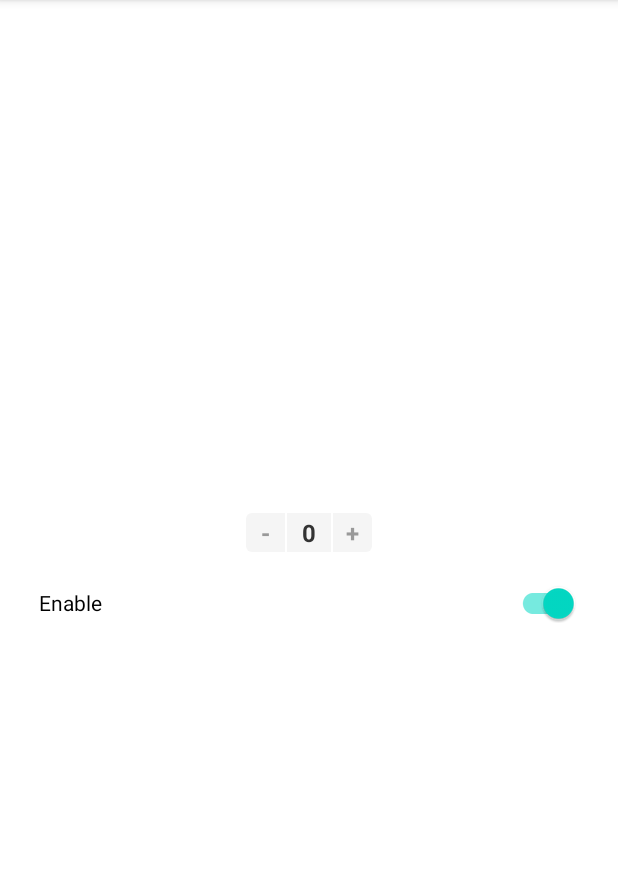
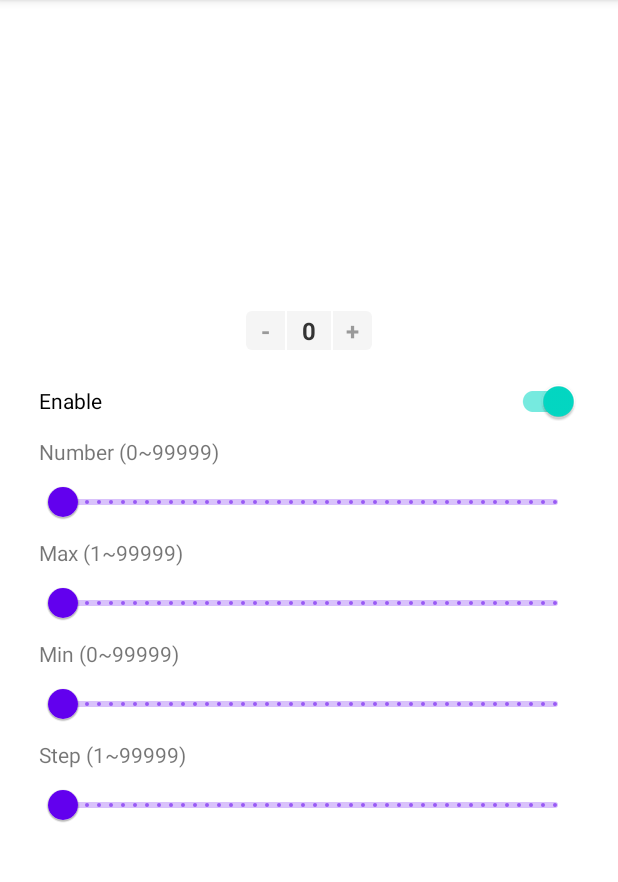
Before and after one commit to plain-dev/InputNumber, an Android app: the screen it shows after launch (MainActivity), on a phone screen of 412 x 824 dp, the part 84-966 px from its top. Run offline under Robolectric (Android 15) with nearby library versions, the phone set to English and light mode, and no system bars.

Commit message:
:hammer_and_wrench: In the example, add some sliders to set different values

```diff
--- a/app/src/main/java/com/android/inputnumber/MainActivity.kt
+++ b/app/src/main/java/com/android/inputnumber/MainActivity.kt
@@ -4,21 +4,46 @@ import androidx.appcompat.app.AppCompatActivity
 import android.os.Bundle
 import com.android.inputnumber.lib.InputNumberView
 import com.android.inputnumber.lib.callback.OnInputNumberCallback
+import com.google.android.material.slider.Slider
 import com.google.android.material.switchmaterial.SwitchMaterial
 
 class MainActivity : AppCompatActivity() {
 
     private lateinit var inputNumberView: InputNumberView
     private lateinit var switchEnable: SwitchMaterial
+    private lateinit var slideNumber: Slider
+    private lateinit var slideMax: Slider
+    private lateinit var slideMin: Slider
+    private lateinit var slideStep: Slider
 
     override fun onCreate(savedInstanceState: Bundle?) {
         super.onCreate(savedInstanceState)
         setContentView(R.layout.activity_main)
         inputNumberView = findViewById(R.id.inputNumberView)
         switchEnable = findViewById(R.id.switchEnable)
+        slideNumber = findViewById(R.id.slideNumber)
+        slideMax = findViewById(R.id.slideMax)
+        slideMin = findViewById(R.id.slideMin)
+        slideStep = findViewById(R.id.slideStep)
 
         switchEnable.setOnCheckedChangeListener { _, isChecked ->
             inputNumberView.isEnabledInput = isChecked
+        }
+
+        slideNumber.addOnChangeListener { slider, value, fromUser ->
+            inputNumberView.number = value.toInt()
+        }
+
+        slideMax.addOnChangeListener { slider, value, fromUser ->
+            inputNumberView.maximum = value.toInt()
+        }
+
+        slideMin.addOnChangeListener { slider, value, fromUser ->
+            inputNumberView.minimum = value.toInt()
+        }
+
+        slideStep.addOnChangeListener { slider, value, fromUser ->
+            inputNumberView.step = value.toInt()
         }
 
         initInputNumberView(inputNumberView)
--- a/app/src/main/res/layout/activity_main.xml
+++ b/app/src/main/res/layout/activity_main.xml
@@ -15,13 +15,83 @@
         android:layout_width="wrap_content"
         android:layout_height="wrap_content" />
 
-    <com.google.android.material.switchmaterial.SwitchMaterial
-        android:id="@+id/switchEnable"
-        android:checked="true"
+    <androidx.core.widget.NestedScrollView
         android:layout_width="match_parent"
-        android:layout_height="wrap_content"
-        android:layout_marginTop="@dimen/in_dp_10"
-        android:text="Enable"
-        tools:ignore="HardcodedText" />
+        android:layout_height="wrap_content">
+
+        <LinearLayout
+            android:layout_width="match_parent"
+            android:layout_height="wrap_content"
+            android:layout_marginTop="@dimen/in_dp_10"
+            android:orientation="vertical">
+
+            <com.google.android.material.switchmaterial.SwitchMaterial
+                android:id="@+id/switchEnable"
+                android:layout_width="match_parent"
+                android:layout_height="wrap_content"
+
+                android:checked="true"
+                android:text="Enable"
+                tools:ignore="HardcodedText" />
+
+            <TextView
+                android:layout_width="wrap_content"
+                android:layout_height="wrap_content"
+                android:text="Number (0~99999)" />
+
+            <com.google.android.material.slider.Slider
+                android:id="@+id/slideNumber"
+                android:layout_width="match_parent"
+                android:layout_height="wrap_content"
+                android:stepSize="1"
+                android:value="10"
+                android:valueFrom="0"
+                android:valueTo="99999" />
+
+            <TextView
+                android:layout_width="wrap_content"
+                android:layout_height="wrap_content"
+                android:text="Max (1~99999)" />
+
+            <com.google.android.material.slider.Slider
+                android:id="@+id/slideMax"
+                android:layout_width="match_parent"
+                android:layout_height="wrap_content"
+                android:stepSize="1"
+                android:value="10"
+                android:valueFrom="1"
+                android:valueTo="99999" />
+
+            <TextView
+                android:layout_width="wrap_content"
+                android:layout_height="wrap_content"
+                android:text="Min (0~99999)" />
+
+            <com.google.android.material.slider.Slider
+                android:id="@+id/slideMin"
+                android:layout_width="match_parent"
+                android:layout_height="wrap_content"
+                android:stepSize="1"
+                android:value="10"
+                android:valueFrom="0"
+                android:valueTo="99999" />
+
+            <TextView
+                android:layout_width="wrap_content"
+                android:layout_height="wrap_content"
+                android:text="Step (1~99999)" />
+
+            <com.google.android.material.slider.Slider
+                android:id="@+id/slideStep"
+                android:layout_width="match_parent"
+                android:layout_height="wrap_content"
+                android:stepSize="1"
+                android:value="10"
+                android:valueFrom="1"
+                android:valueTo="99999" />
+
+        </LinearLayout>
+
+    </androidx.core.widget.NestedScrollView>
 
 </LinearLayout>
```
